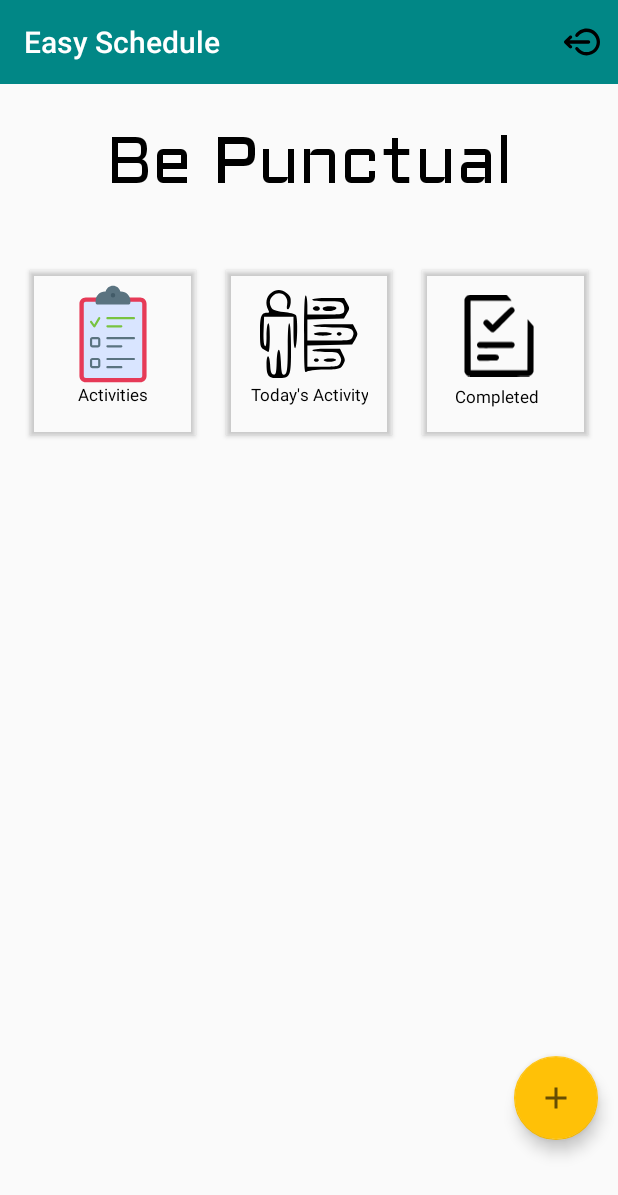
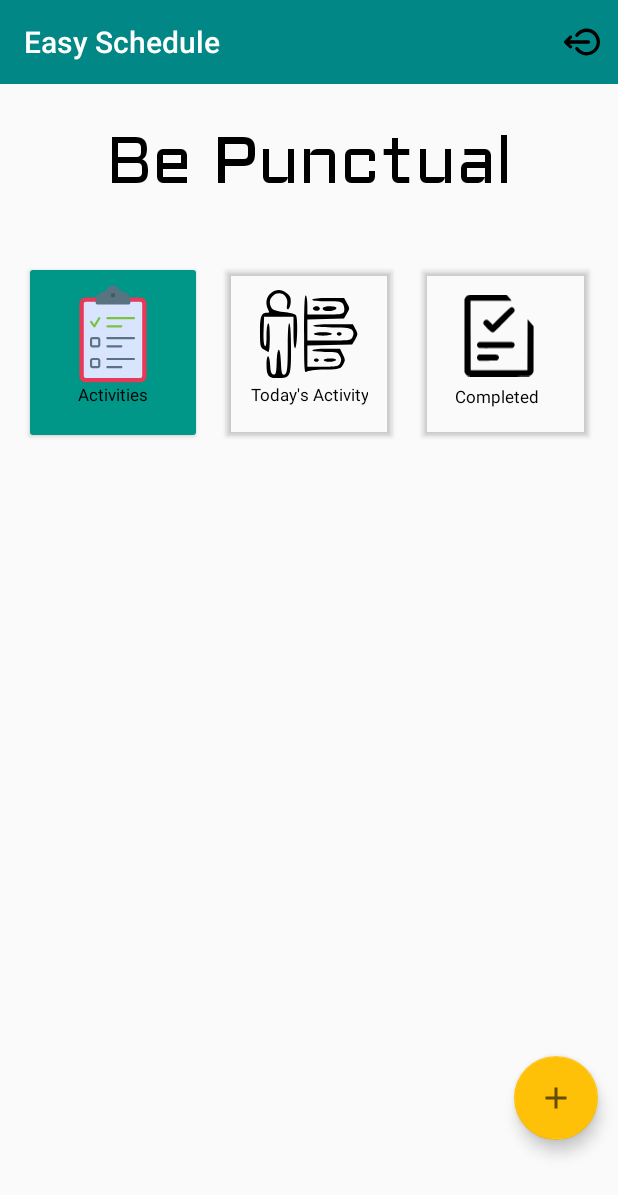
Before and after one commit to tayyabmaqsood/Easy-Scheduler-Application, an Android app: the ChlidActionActivity screen opened directly, with no data from a screen before it, after a tap on "Activities", on a phone screen of 412 x 824 dp. Shown: the top 1195 px of the screen. Run offline under Robolectric (Android 15) with nearby library versions, the phone set to English and light mode, and no system bars; our stand-ins replace Firebase (no records; nobody signed in at launch, a user with empty details on screens opened directly).

Commit message:
child action activity basics done

```diff
--- a/app/src/main/java/com/example/parentalcontrolapplication/ChlidActionActivity.java
+++ b/app/src/main/java/com/example/parentalcontrolapplication/ChlidActionActivity.java
@@ -5,9 +5,12 @@ import androidx.appcompat.app.AppCompatActivity;
 import androidx.recyclerview.widget.LinearLayoutManager;
 import androidx.recyclerview.widget.RecyclerView;
 
+import android.graphics.Color;
 import android.os.Bundle;
 import android.util.Log;
 import android.view.View;
+import android.widget.RelativeLayout;
+import android.widget.Toast;
 
 import com.google.firebase.auth.FirebaseAuth;
 import com.google.firebase.database.DataSnapshot;
@@ -23,7 +26,7 @@ import java.util.Date;
 import java.util.Iterator;
 import java.util.List;
 
-public class ChlidActionActivity extends AppCompatActivity {
+public class ChlidActionActivity extends AppCompatActivity implements  childActionSelectListner  {
 
     private RecyclerView recyclerView;
     private RecyclerView.Adapter adapter;
@@ -44,7 +47,7 @@ public class ChlidActionActivity extends AppCompatActivity {
         recyclerView.setHasFixedSize(true);
         recyclerView.setLayoutManager( new LinearLayoutManager(this));
         childActionActivities = new ArrayList<>();
-        adapter = new ChlidActionsAdapter(childActionActivities,this);
+        adapter = new ChlidActionsAdapter(childActionActivities,this,this);
         recyclerView.setAdapter(adapter);
 
 
@@ -100,29 +103,50 @@ public class ChlidActionActivity extends AppCompatActivity {
     }
 
     public void showAllActivities(View view){
+        RelativeLayout todoActivity = findViewById(R.id.allActivitiesCardView);
+        todoActivity.setBackgroundColor(getResources().getColor(R.color.whiteshade));
+        RelativeLayout carcard = findViewById(R.id.todaysAcativityCardView);
+        carcard.setBackgroundColor(Color.TRANSPARENT);
+        RelativeLayout restcard = findViewById(R.id.completedActivitiesCardView);
+        restcard.setBackgroundColor(Color.TRANSPARENT);
 
         randomList.clear();
         randomList = getActivitiesToDo();
-        adapterRandom = new ChlidActionsAdapter(randomList,this);
+        adapterRandom = new ChlidActionsAdapter(randomList,this,this);
         recyclerView.setAdapter(adapterRandom);
 
     }
 
     public void completedActivities(View view) {
 
+        RelativeLayout todoActivity = findViewById(R.id.allActivitiesCardView);
+        todoActivity.setBackgroundColor(Color.TRANSPARENT);
+        RelativeLayout carcard = findViewById(R.id.todaysAcativityCardView);
+        carcard.setBackgroundColor(Color.TRANSPARENT);
+        RelativeLayout restcard = findViewById(R.id.completedActivitiesCardView);
+        restcard.setBackgroundColor(getResources().getColor(R.color.whiteshade));
+
+
         randomList.clear();
         randomList = getCompletedActivities();
-        adapterRandom = new ChlidActionsAdapter(randomList,this);
+        adapterRandom = new ChlidActionsAdapter(randomList,this,this);
         recyclerView.setAdapter(adapterRandom);
 
     }
 
 
     public void todaysActivity(View view) {
+        RelativeLayout todoActivity = findViewById(R.id.allActivitiesCardView);
+        todoActivity.setBackgroundColor(Color.TRANSPARENT);
+        RelativeLayout carcard = findViewById(R.id.todaysAcativityCardView);
+        carcard.setBackgroundColor(getResources().getColor(R.color.whiteshade));;
+        RelativeLayout restcard = findViewById(R.id.completedActivitiesCardView);
+        restcard.setBackgroundColor(Color.TRANSPARENT);
+
 
         randomList.clear();
         randomList = getTodaysActivities();
-        adapterRandom = new ChlidActionsAdapter(randomList,this);
+        adapterRandom = new ChlidActionsAdapter(randomList,this,this);
         recyclerView.setAdapter(adapterRandom);    }
 
 
@@ -160,4 +184,30 @@ public class ChlidActionActivity extends AppCompatActivity {
         return list;
     }
 
+
+    // Double Select item from recycler view
+    private String clickedEmail = "";
+    private int itemClicked = 0;
+    @Override
+    public void onItemClicked(ChildActivities activity) {
+        if (clickedEmail.equals(activity.getChildEmail())) {
+            itemClicked++;
+            if(itemClicked == 2) {
+
+                Toast.makeText(this, "double click", Toast.LENGTH_SHORT).show();
+                itemClicked = 0;
+                clickedEmail = "";
+            }
+        }
+        else {
+            clickedEmail = activity.getChildEmail();
+            itemClicked = 1;
+        }
+
+    }
+
+    @Override
+    public void onItemLongClicked(ChildActivities activity) {
+        Toast.makeText(this, "multiple time click", Toast.LENGTH_SHORT).show();
+    }
 }
--- a/app/src/main/java/com/example/parentalcontrolapplication/ChlidActionsAdapter.java
+++ b/app/src/main/java/com/example/parentalcontrolapplication/ChlidActionsAdapter.java
@@ -4,18 +4,27 @@ import android.content.Context;
 import android.view.LayoutInflater;
 import android.view.View;
 import android.view.ViewGroup;
+import android.widget.LinearLayout;
 import android.widget.TextView;
 
 import androidx.annotation.NonNull;
+import androidx.cardview.widget.CardView;
 import androidx.recyclerview.widget.RecyclerView;
 
 import java.util.List;
 
 public class ChlidActionsAdapter extends RecyclerView.Adapter<ChlidActionsAdapter.ViewHolder> {
+    private List<ChildActivities> childActivitiesList;
+    private Context context;
+    private childActionSelectListner listner;
+
+    public ChlidActionsAdapter(List<ChildActivities> childActivitiesList, Context context, childActionSelectListner listner) {
+        this.childActivitiesList = childActivitiesList;
+        this.context = context;
+        this.listner = listner;
+    }
 
 
-    private List<ChildActivities> childActivitiesList;
-    private Context context;
 
 
     public ChlidActionsAdapter(List<ChildActivities> childActivitiesList, Context context) {
@@ -37,6 +46,20 @@ public class ChlidActionsAdapter extends RecyclerView.Adapter<ChlidActionsAdapte
         ChildActivities childActivity = childActivitiesList.get(position);
         holder.activityName.setText(childActivity.getChildActivityName());
         holder.activityDateTime.setText(childActivity.getActivityDate() + ',' + childActivity.getActivityTime());
+        holder.cardView.setOnClickListener(new View.OnClickListener() {
+            @Override
+            public void onClick(View view) {
+                listner.onItemClicked(childActivitiesList.get(ps));
+            }
+        });
+
+        holder.cardView.setOnLongClickListener(new View.OnLongClickListener() {
+            @Override
+            public boolean onLongClick(View view) {
+                listner.onItemLongClicked(childActivitiesList.get(ps));
+                return false;
+            }
+        });
     }
 
     @Override
@@ -47,11 +70,13 @@ public class ChlidActionsAdapter extends RecyclerView.Adapter<ChlidActionsAdapte
     public class ViewHolder extends RecyclerView.ViewHolder{
         private TextView activityName;
         private TextView activityDateTime;
+        private CardView cardView;
 
         public ViewHolder(@NonNull View itemView) {
             super(itemView);
             activityName = itemView.findViewById(R.id.activityName);
             activityDateTime = itemView.findViewById(R.id.activityDateTime);
+            cardView = itemView.findViewById(R.id.cardViewContainer);
         }
 
     }
--- /dev/null
+++ b/app/src/main/java/com/example/parentalcontrolapplication/childActionSelectListner.java
@@ -0,0 +1,6 @@
+package com.example.parentalcontrolapplication;
+
+public interface childActionSelectListner {
+    void onItemClicked(ChildActivities activity);
+    void onItemLongClicked(ChildActivities activity);
+}
--- /dev/null
+++ b/app/src/main/res/color/whiteshade.xml
@@ -0,0 +1,4 @@
+<?xml version="1.0" encoding="utf-8"?>
+<selector xmlns:android="http://schemas.android.com/apk/res/android">
+    <item android:color="#009688"></item>
+</selector>
--- a/app/src/main/res/layout/chlidaction_custom_layout.xml
+++ b/app/src/main/res/layout/chlidaction_custom_layout.xml
@@ -2,7 +2,7 @@
 <androidx.cardview.widget.CardView xmlns:android="http://schemas.android.com/apk/res/android"
     xmlns:app="http://schemas.android.com/apk/res-auto"
     xmlns:tools="http://schemas.android.com/tools"
-    android:id="@+id/card_view"
+    android:id="@+id/cardViewContainer"
     android:layout_width="match_parent"
     android:layout_height="wrap_content"
     app:cardBackgroundColor="#F0F8FF"
```
